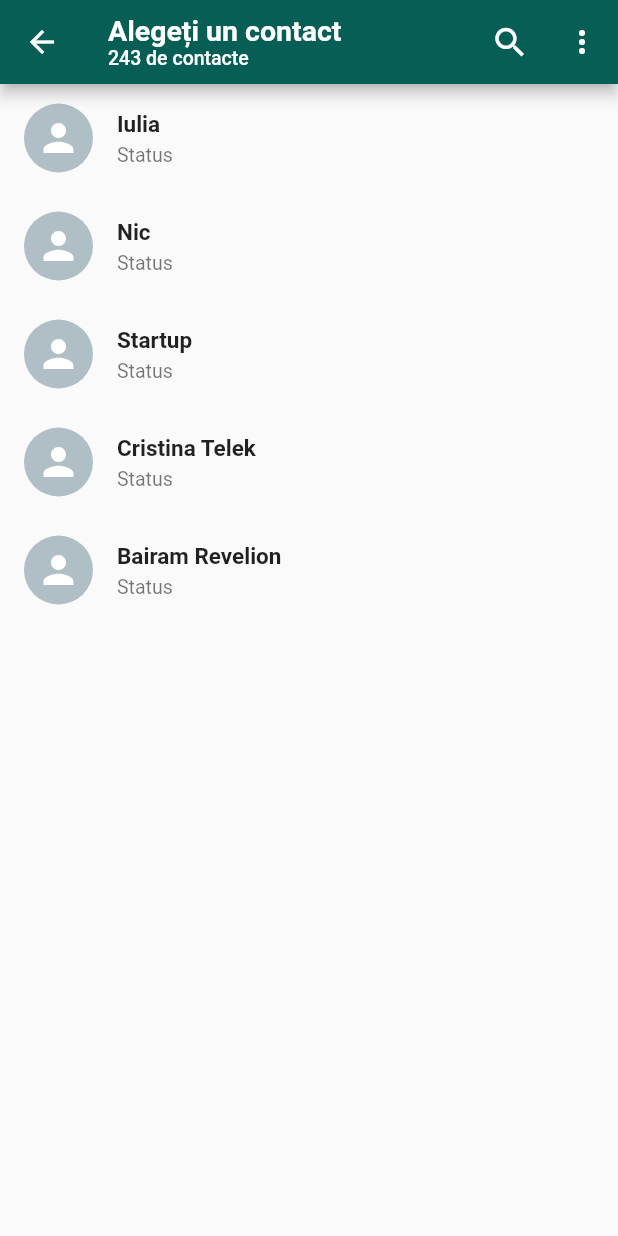
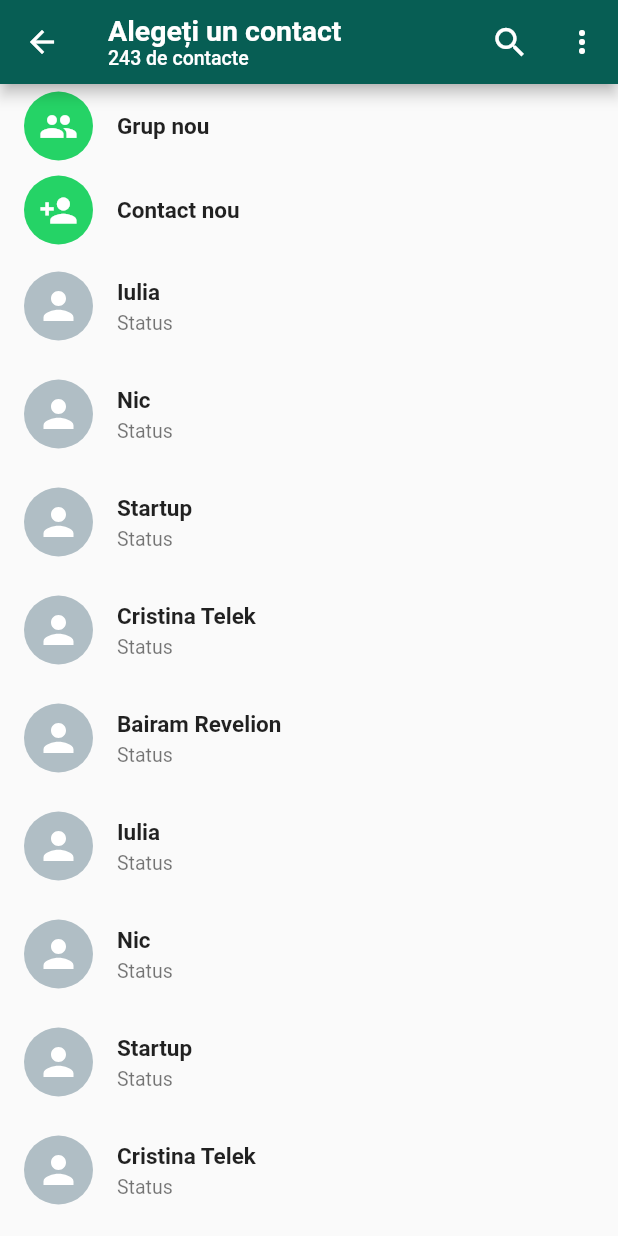
Before and after one commit to nicolae1099/Whatsapp-Clone, a Flutter app: the SelectContact screen opened directly, on a phone screen of 412 x 824 dp. Run offline on Flutter 3.47's test engine with Material 2 defaults, Android fonts, the phone set to English and light mode, and no system bars; our stand-ins replace emoji_picker_flutter, flutter_svg.

Commit message:
added select contact listbuilder

```diff
--- /dev/null
+++ b/lib/CustomUi/button_card.dart
@@ -0,0 +1,30 @@
+import 'package:flutter/material.dart';
+
+class ButtonCard extends StatelessWidget {
+  const ButtonCard({Key? key, required this.name, required this.icon})
+      : super(key: key);
+  final String name;
+  final IconData icon;
+
+  @override
+  Widget build(BuildContext context) {
+    return InkWell(
+      onTap: () {},
+      child: ListTile(
+        leading: CircleAvatar(
+          radius: 23,
+          child: Icon(
+            icon,
+            size: 26,
+            color: Colors.white,
+          ),
+          backgroundColor: const Color(0xff25D366),
+        ),
+        title: Text(
+          name,
+          style: const TextStyle(fontSize: 15, fontWeight: FontWeight.bold),
+        ),
+      ),
+    );
+  }
+}
--- a/lib/Screens/select_contact.dart
+++ b/lib/Screens/select_contact.dart
@@ -1,6 +1,7 @@
 import 'package:flutter/material.dart';
 import 'package:whatsapp_clone/Constants/constants.dart';
-import 'package:whatsapp_clone/CustomUi/contact_cart.dart';
+import 'package:whatsapp_clone/CustomUi/button_card.dart';
+import 'package:whatsapp_clone/CustomUi/contact_card.dart';
 import 'package:whatsapp_clone/Model/chat_model.dart';
 
 class SelectContact extends StatefulWidget {
@@ -14,6 +15,46 @@ class _SelectContactState extends State<SelectContact> {
   @override
   Widget build(BuildContext context) {
     List<ChatModel> contacts = [
+      ChatModel(
+        name: "Iulia",
+        icon: "assets/person.svg",
+        isGroup: false,
+        time: "18:00",
+        currentMessage: "Neataaa. Bubu e cuminte",
+        status: "Status",
+      ),
+      ChatModel(
+        name: "Nic",
+        icon: "assets/person.svg",
+        isGroup: false,
+        time: "18:00",
+        currentMessage: "Neataaa. Pe bune?",
+        status: "Status",
+      ),
+      ChatModel(
+        name: "Startup",
+        icon: "assets/groups.svg",
+        isGroup: false,
+        time: "19:02",
+        currentMessage: "Neataaa. Bubu e cuminte",
+        status: "Status",
+      ),
+      ChatModel(
+        name: "Cristina Telek",
+        icon: "assets/person.svg",
+        isGroup: false,
+        time: "18:00",
+        currentMessage: "Neataaa. Bubu e cuminte",
+        status: "Status",
+      ),
+      ChatModel(
+        name: "Bairam Revelion",
+        icon: "assets/groups.svg",
+        isGroup: false,
+        time: "18:00",
+        currentMessage: "Neataaa. Bubu e cuminte",
+        status: "Status",
+      ),
       ChatModel(
         name: "Iulia",
         icon: "assets/person.svg",
@@ -99,11 +140,20 @@ class _SelectContactState extends State<SelectContact> {
         ],
       ),
       body: ListView.builder(
-        itemCount: contacts.length,
+        itemCount: contacts.length + 2,
         itemBuilder: (context, index) {
-          return ContactCard(
-            contact: contacts[index],
-          );
+          if (index == 0) {
+            return const ButtonCard(
+              icon: Icons.group,
+              name: "Grup nou",
+            );
+          } else if (index == 1) {
+            return const ButtonCard(
+              icon: Icons.person_add,
+              name: "Contact nou",
+            );
+          }
+          return ContactCard(contact: contacts[index - 2]);
         },
       ),
     );
```
Also changed, not shown: lib/CustomUi/contact_card.dart (renamed from lib/CustomUi/contact_cart.dart), lib/Screens/create_profile.dart (added).
